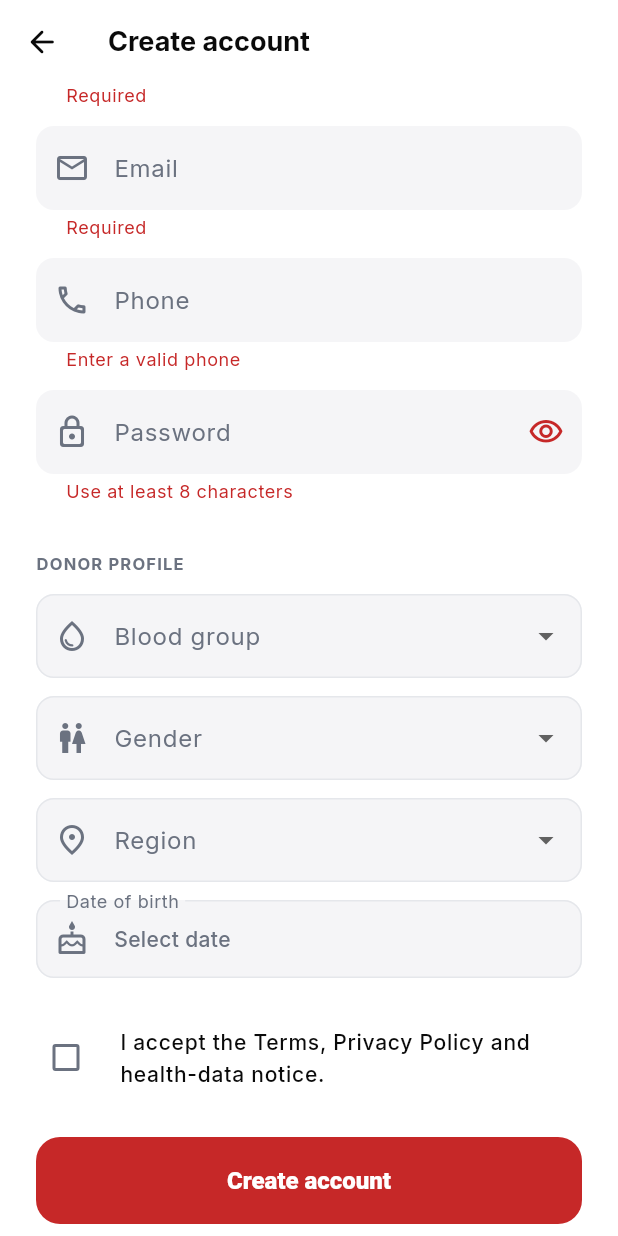
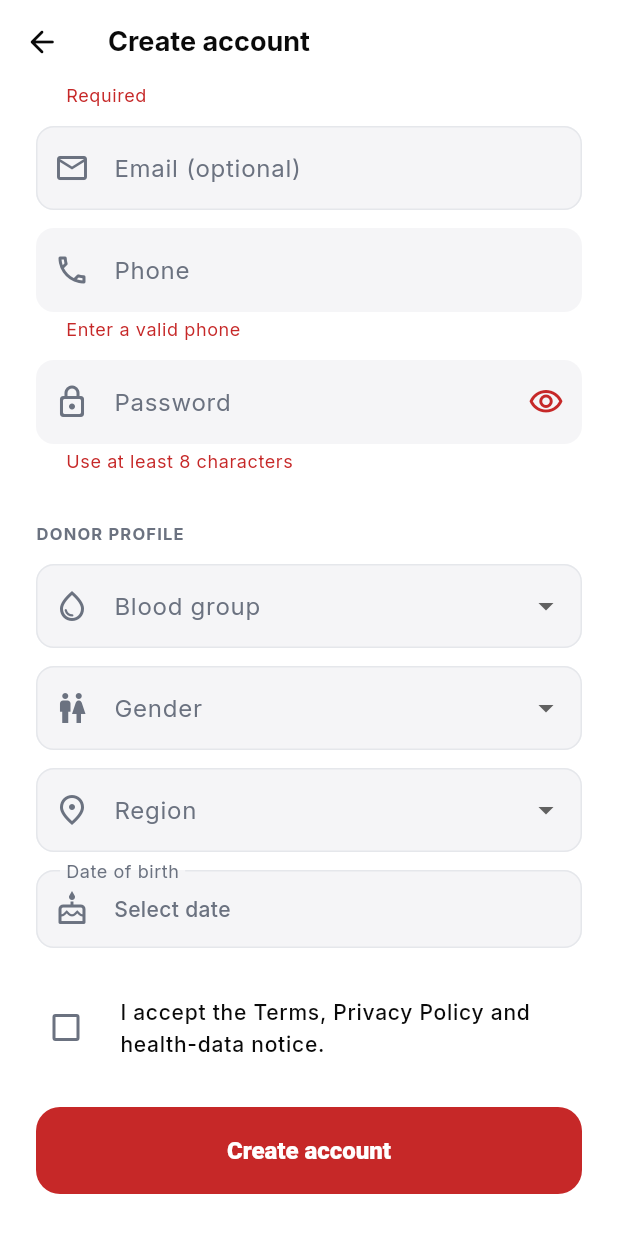
Before and after one commit to kevinnoel542/nbts-mobile, a Flutter app: the RegisterScreen screen opened by its route, scrolled down 345 dp, after a tap on "Create account", on a phone screen of 412 x 824 dp. Run offline on Flutter 3.47's test engine with Material 3 defaults, Android fonts, the phone set to English and light mode, and no system bars; our stand-ins replace firebase_auth, firebase_core, firebase_messaging, flutter_svg, google_fonts, google_sign_in and 2 more; accounts and stored records are empty.

Commit message:
all changes

```diff
--- a/lib/core/data/repositories/auth_repository.dart
+++ b/lib/core/data/repositories/auth_repository.dart
@@ -38,7 +38,7 @@ class AuthRepository extends ChangeNotifier {
 
   Future<User> register({
     required String name,
-    required String email,
+    String? email,
     required String phone,
     required String password,
     required String bloodGroup,
@@ -51,7 +51,7 @@ class AuthRepository extends ChangeNotifier {
       authenticated: false,
       body: {
         'name': name,
-        'email': email,
+        if (email != null && email.isNotEmpty) 'email': email,
         'phone': phone,
         'password': password,
         'password_confirmation': password,
--- a/lib/features/auth/screens/register_screen.dart
+++ b/lib/features/auth/screens/register_screen.dart
@@ -169,7 +169,9 @@ class _RegisterScreenState extends State<RegisterScreen> {
     try {
       await Services.instance.auth.register(
         name: _nameController.text.trim(),
-        email: _emailController.text.trim(),
+        email: _emailController.text.trim().isEmpty
+            ? null
+            : _emailController.text.trim(),
         phone: _phoneController.text.trim(),
         password: _passwordController.text,
         bloodGroup: _bloodGroup!,
@@ -261,13 +263,13 @@ class _RegisterScreenState extends State<RegisterScreen> {
               const SizedBox(height: 12),
               _Field(
                 controller: _emailController,
-                label: 'Email',
+                label: 'Email (optional)',
                 icon: Icons.mail_outline,
                 keyboardType: TextInputType.emailAddress,
                 errorText: _err('email'),
                 validator: (v) {
                   final t = v?.trim() ?? '';
-                  if (t.isEmpty) return 'Required';
+                  if (t.isEmpty) return null;
                   if (!t.contains('@') || !t.contains('.')) {
                     return 'Enter a valid email';
                   }
```
Also changed, not shown: 1 other file.
